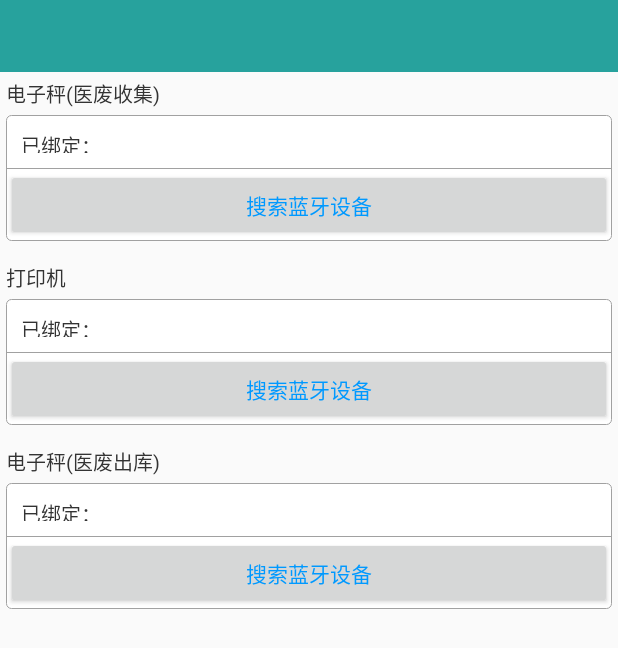
After one commit to DontCrashPlz/MedicalWasteManager, an Android app: the layout activity_setting.xml on its own in the app's theme, with its tools: preview values and no code run, on a phone screen of 412 x 824 dp. The commit adds this screen. Shown: the top 648 px of the screen. Run offline under Robolectric (Android 15) with nearby library versions, the phone set to English and light mode, and no system bars.

Commit message:
备份保存2018年7月27日 16:43:40

```diff
--- /dev/null
+++ b/app/src/main/res/layout/activity_setting.xml
@@ -0,0 +1,154 @@
+<?xml version="1.0" encoding="utf-8"?>
+<LinearLayout xmlns:android="http://schemas.android.com/apk/res/android"
+    android:orientation="vertical" android:layout_width="match_parent"
+    android:layout_height="match_parent">
+
+    <include layout="@layout/layout_toolbar" />
+
+    <TextView
+        android:layout_width="wrap_content"
+        android:layout_height="wrap_content"
+        android:text="电子秤(医废收集)"
+        android:textSize="13sp"
+        android:textColor="#333333"
+        android:layout_margin="4dp"/>
+
+    <LinearLayout
+        android:layout_width="match_parent"
+        android:layout_height="wrap_content"
+        android:orientation="vertical"
+        android:background="@drawable/linearlayout_background_info_area"
+        android:layout_marginLeft="4dp"
+        android:layout_marginRight="4dp">
+
+        <LinearLayout
+            android:layout_width="match_parent"
+            android:layout_height="35dp"
+            android:gravity="center_vertical">
+            <TextView
+                android:layout_width="wrap_content"
+                android:layout_height="wrap_content"
+                android:text="已绑定："
+                android:textSize="13sp"
+                android:textColor="#333333"
+                android:padding="10dp"
+                android:layout_marginRight="10dp"/>
+            <TextView
+                android:id="@+id/textView1"
+                android:layout_width="wrap_content"
+                android:layout_height="wrap_content"
+                android:textSize="13sp"
+                android:textColor="@android:color/darker_gray"/>
+        </LinearLayout>
+        <View
+            android:layout_width="match_parent"
+            android:layout_height="1px"
+            android:background="#a1a1a1"/>
+        <Button
+            android:id="@+id/button1"
+            android:layout_width="match_parent"
+            android:layout_height="wrap_content"
+            android:text="搜索蓝牙设备"
+            android:textColor="#0099FF"/>
+    </LinearLayout>
+
+    <TextView
+        android:layout_width="wrap_content"
+        android:layout_height="wrap_content"
+        android:text="打印机"
+        android:textSize="13sp"
+        android:textColor="#333333"
+        android:layout_marginTop="14dp"
+        android:layout_marginBottom="4dp"
+        android:layout_marginLeft="4dp"/>
+
+    <LinearLayout
+        android:layout_width="match_parent"
+        android:layout_height="wrap_content"
+        android:orientation="vertical"
+        android:background="@drawable/linearlayout_background_info_area"
+        android:layout_marginLeft="4dp"
+        android:layout_marginRight="4dp">
+
+        <LinearLayout
+            android:layout_width="match_parent"
+            android:layout_height="35dp"
+            android:gravity="center_vertical">
+            <TextView
+                android:layout_width="wrap_content"
+                android:layout_height="wrap_content"
+                android:text="已绑定："
+                android:textSize="13sp"
+                android:textColor="#333333"
+                android:padding="10dp"
+                android:layout_marginRight="10dp"/>
+            <TextView
+                android:id="@+id/textView2"
+                android:layout_width="wrap_content"
+                android:layout_height="wrap_content"
+                android:textSize="13sp"
+                android:textColor="@android:color/darker_gray"/>
+        </LinearLayout>
+        <View
+            android:layout_width="match_parent"
+            android:layout_height="1px"
+            android:background="#a1a1a1"/>
+        <Button
+            android:id="@+id/button2"
+            android:layout_width="match_parent"
+            android:layout_height="wrap_content"
+            android:text="搜索蓝牙设备"
+            android:textColor="#0099FF"/>
+    </LinearLayout>
+
+    <TextView
+        android:layout_width="wrap_content"
+        android:layout_height="wrap_content"
+        android:text="电子秤(医废出库)"
+        android:textSize="13sp"
+        android:textColor="#333333"
+        android:layout_marginTop="14dp"
+        android:layout_marginBottom="4dp"
+        android:layout_marginLeft="4dp"/>
+
+    <LinearLayout
+        android:layout_width="match_parent"
+        android:layout_height="wrap_content"
+        android:orientation="vertical"
+        android:background="@drawable/linearlayout_background_info_area"
+        android:layout_marginLeft="4dp"
+        android:layout_marginRight="4dp">
+
+        <LinearLayout
+            android:layout_width="match_parent"
+            android:layout_height="35dp"
+            android:gravity="center_vertical">
+            <TextView
+                android:layout_width="wrap_content"
+                android:layout_height="wrap_content"
+                android:text="已绑定："
+                android:textSize="13sp"
+                android:textColor="#333333"
+                android:padding="10dp"
+                android:layout_marginRight="10dp"/>
+            <TextView
+                android:id="@+id/textView3"
+                android:layout_width="wrap_content"
+                android:layout_height="wrap_content"
+                android:textSize="13sp"
+                android:textColor="@android:color/darker_gray"/>
+        </LinearLayout>
+        <View
+            android:layout_width="match_parent"
+            android:layout_height="1px"
+            android:background="#a1a1a1"/>
+        <Button
+            android:id="@+id/button3"
+            android:layout_width="match_parent"
+            android:layout_height="wrap_content"
+            android:text="搜索蓝牙设备"
+            android:textColor="#0099FF"/>
+    </LinearLayout>
+
+
+</LinearLayout>
```
Also changed, not shown: app/src/main/java/com/hnsi/zheng/medicalwastemanager/apps/ServerSettingActivity.java (added, +41 -0 lines), app/src/main/java/com/hnsi/zheng/medicalwastemanager/apps/SettingActivity.java (added, +43 -0 lines), app/src/main/java/com/hnsi/zheng/medicalwastemanager/input/InputMainActivity.java (+107 -98 lines), app/src/main/java/com/hnsi/zheng/medicalwastemanager/utils/SharedPrefUtils.java (added, +198 -0 lines), app/src/main/res/layout/activity_server_setting.xml (added, +106 -0 lines).
